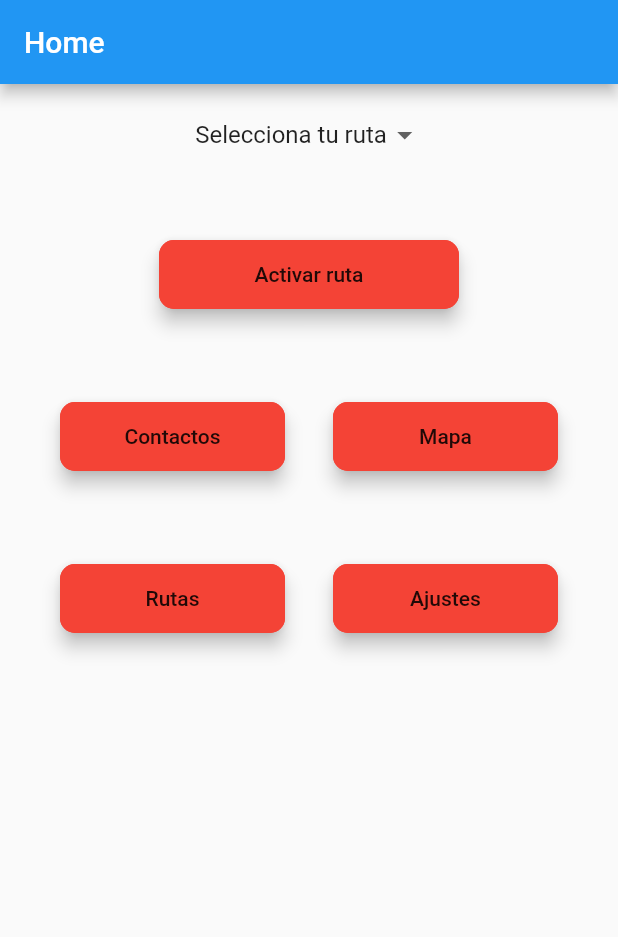
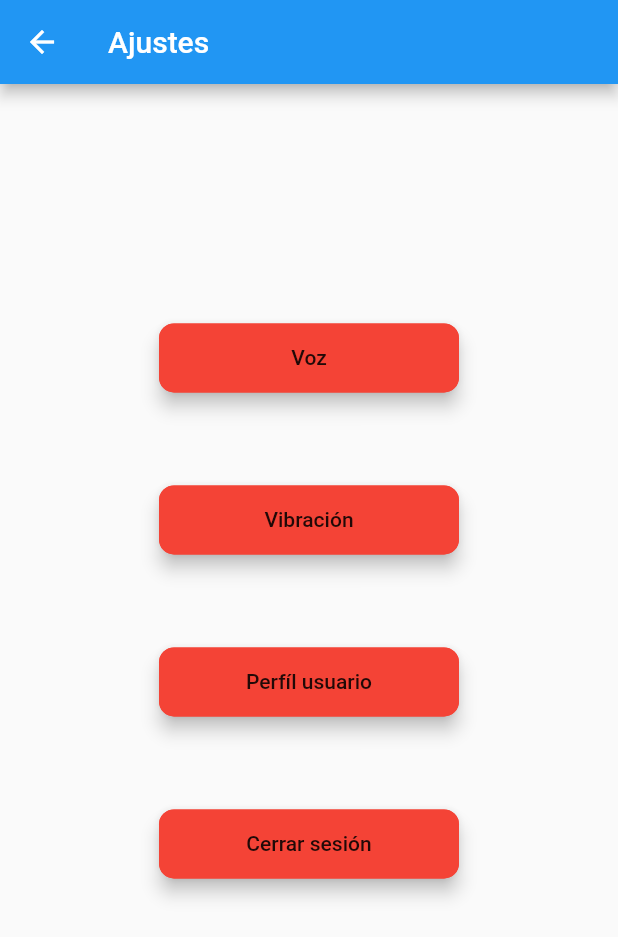
Before and after one commit to Tony-Rome/app-rastreo-seguridad, a Flutter app: the screen it shows after launch, after a tap on "Ajustes", on a phone screen of 412 x 824 dp. Shown: the top 937 px of the screen. Run offline on Flutter 3.47's test engine with Material 2 defaults, Android fonts, the phone set to English and light mode, and no system bars.

Commit message:
Se termina diseños en crudo

```diff
--- a/lib/main.dart
+++ b/lib/main.dart
@@ -1,6 +1,8 @@
 import 'package:flutter/material.dart';
 import 'package:rastreo/views/home.dart';
-import 'package:rastreo/views/test.dart;
+import 'package:rastreo/views/map.dart';
+import 'package:rastreo/views/profile.dart';
+import 'package:rastreo/views/settings.dart';
 void main() {
   runApp(MyApp());
 }
@@ -31,7 +33,9 @@ class MyApp extends StatelessWidget {
       initialRoute: 'home_page',
       routes: {
         'home_page' : (BuildContext context) => HomePage(),
-	'test_page' : (BuildContext context) => TestPage(),
+        'profile_page' : (BuildContext context) => ProfilePage(),
+        'map_page' : (BuildContext context) => MapPage(),
+        'settings_page' : (BuildContext context) => SettingsPage(),
       },
     );
   }
--- a/lib/views/home.dart
+++ b/lib/views/home.dart
@@ -23,8 +23,7 @@ class _HomePageState extends State<HomePage> {
             child: Column(
               mainAxisAlignment: MainAxisAlignment.center,
               children: <Widget>[
-                 DropdownButtonHideUnderline(
-                  child: DropdownButton(
+                 DropdownButton(
                     value: _routsSelected,
                     onChanged:  (String newRout){
                       setState((){
@@ -37,9 +36,32 @@ class _HomePageState extends State<HomePage> {
                         value: rout
                         );
                     }).toList(),
-                  )
+                  ),
+
+                 activateRouteButton(),
+                Row(
+                  mainAxisAlignment: MainAxisAlignment.spaceBetween,
+                  children: <Widget>[
+                  contactsButton(),
+                  mapButton(),
+                  ],
                 ),
-                 Container(
+                Row(
+                  mainAxisAlignment: MainAxisAlignment.spaceBetween,
+                  children: <Widget>[
+                  routesButton(),
+                  settingsButton(),
+                  ],
+                ),
+              ],),
+          ),
+        )
+        )
+    );
+  }
+
+  Widget activateRouteButton(){
+    return Container(
                     margin: EdgeInsets.only(top:30.0),
                     padding: EdgeInsets.symmetric(vertical: 15.0),
                     width: 200.0,
@@ -55,11 +77,11 @@ class _HomePageState extends State<HomePage> {
                           color: Colors.red,
                           child: Text('Activar ruta'),
                       ),
-                  ),
-                Row(
-                  mainAxisAlignment: MainAxisAlignment.spaceBetween,
-                  children: <Widget>[
-                  Container(
+                  );
+  }
+
+  Widget contactsButton(){
+    return Container(
                     margin: EdgeInsets.only(top:30.0),
                     padding: EdgeInsets.symmetric(vertical: 15.0),
                     width: 150.0,
@@ -75,15 +97,18 @@ class _HomePageState extends State<HomePage> {
                           color: Colors.red,
                           child: Text('Contactos'),
                       ),
-                  ),
-                  Container(
+                  );
+  }
+
+  Widget mapButton() {
+    return Container(
                     margin: EdgeInsets.only(top:30.0),
                     padding: EdgeInsets.symmetric(vertical: 15.0),
                     width: 150.0,
                     child: RaisedButton(
                         //disabledColor: Colors.black, color desabilitado
                           elevation: 5.0,
-                          onPressed: (){},
+                          onPressed: () => Navigator.pushNamed(context, 'map_page'),
                           padding: EdgeInsets.all(15.0),
                           shape: RoundedRectangleBorder(
                             side: BorderSide(color: Colors.red, width: 2.0),
@@ -92,13 +117,11 @@ class _HomePageState extends State<HomePage> {
                           color: Colors.red,
                           child: Text('Mapa'),
                       ),
-                  ),
-                  ],
-                ),
-                Row(
-                  mainAxisAlignment: MainAxisAlignment.spaceBetween,
-                  children: <Widget>[
-                  Container(
+                  );
+  }
+
+  Widget routesButton() {
+    return Container(
                     margin: EdgeInsets.only(top:30.0),
                     padding: EdgeInsets.symmetric(vertical: 15.0),
                     width: 150.0,
@@ -114,15 +137,18 @@ class _HomePageState extends State<HomePage> {
                           color: Colors.red,
                           child: Text('Rutas'),
                       ),
-                  ),
-                  Container(
+                  );
+  }
+
+  Widget settingsButton() {
+    return  Container(
                     margin: EdgeInsets.only(top:30.0),
                     padding: EdgeInsets.symmetric(vertical: 15.0),
                     width: 150.0,
                     child: RaisedButton(
                         //disabledColor: Colors.black, color desabilitado
                           elevation: 5.0,
-                          onPressed: (){},
+                          onPressed: () => Navigator.pushNamed(context, 'settings_page'),
                           padding: EdgeInsets.all(15.0),
                           shape: RoundedRectangleBorder(
                             side: BorderSide(color: Colors.red, width: 2.0),
@@ -131,13 +157,6 @@ class _HomePageState extends State<HomePage> {
                           color: Colors.red,
                           child: Text('Ajustes'),
                       ),
-                  ),
-                  ],
-                ),
-              ],),
-          ),
-        )
-        )
-    );
+                  );
   }
 }
--- /dev/null
+++ b/lib/views/settings.dart
@@ -0,0 +1,114 @@
+import 'package:flutter/material.dart';
+
+class SettingsPage extends StatefulWidget {
+  @override
+  _SettingsPageState createState() => _SettingsPageState();
+}
+
+class _SettingsPageState extends State<SettingsPage> {
+  @override
+  Widget build(BuildContext context) {
+
+    final double mediaWidth = MediaQuery.of(context).size.width;
+    final double mediaHeight = MediaQuery.of(context).size.height;
+
+    return Scaffold(
+      appBar: AppBar(title: Text('Ajustes'),),
+      body: SafeArea(
+        child: Container(
+          width: mediaWidth * 1,
+          height: mediaHeight * 0.8,
+          child: Column(
+            mainAxisAlignment: MainAxisAlignment.center,
+            children: <Widget>[
+              voiceButton(),
+              vibrationButton(),
+              profileButton(),
+              logoutButton(),
+            ],),
+        ),
+      ),
+
+    );
+  }
+
+    Widget voiceButton(){
+    return Container(
+                    margin: EdgeInsets.only(top:30.0),
+                    padding: EdgeInsets.symmetric(vertical: 15.0),
+                    width: 200.0,
+                    child: RaisedButton(
+                        //disabledColor: Colors.black, color desabilitado
+                          elevation: 5.0,
+                          onPressed: (){},
+                          padding: EdgeInsets.all(15.0),
+                          shape: RoundedRectangleBorder(
+                            side: BorderSide(color: Colors.red, width: 2.0),
+                            borderRadius: BorderRadius.circular(10.0),
+                          ),
+                          color: Colors.red,
+                          child: Text('Voz'),
+                      ),
+                  );
+  }
+
+    Widget vibrationButton(){
+    return Container(
+                    margin: EdgeInsets.only(top:30.0),
+                    padding: EdgeInsets.symmetric(vertical: 15.0),
+                    width: 200.0,
+                    child: RaisedButton(
+                        //disabledColor: Colors.black, color desabilitado
+                          elevation: 5.0,
+                          onPressed: (){},
+                          padding: EdgeInsets.all(15.0),
+                          shape: RoundedRectangleBorder(
+                            side: BorderSide(color: Colors.red, width: 2.0),
+                            borderRadius: BorderRadius.circular(10.0),
+                          ),
+                          color: Colors.red,
+                          child: Text('Vibración'),
+                      ),
+                  );
+  }
+
+    Widget profileButton(){
+    return Container(
+                    margin: EdgeInsets.only(top:30.0),
+                    padding: EdgeInsets.symmetric(vertical: 15.0),
+                    width: 200.0,
+                    child: RaisedButton(
+                        //disabledColor: Colors.black, color desabilitado
+                          elevation: 5.0,
+                          onPressed: () => Navigator.pushNamed(context, 'profile_page'),
+                          padding: EdgeInsets.all(15.0),
+                          shape: RoundedRectangleBorder(
+                            side: BorderSide(color: Colors.red, width: 2.0),
+                            borderRadius: BorderRadius.circular(10.0),
+                          ),
+                          color: Colors.red,
+                          child: Text('Perfíl usuario'),
+                      ),
+                  );
+  }
+
+    Widget logoutButton(){
+    return Container(
+                    margin: EdgeInsets.only(top:30.0),
+                    padding: EdgeInsets.symmetric(vertical: 15.0),
+                    width: 200.0,
+                    child: RaisedButton(
+                        //disabledColor: Colors.black, color desabilitado
+                          elevation: 5.0,
+                          onPressed: (){},
+                          padding: EdgeInsets.all(15.0),
+                          shape: RoundedRectangleBorder(
+                            side: BorderSide(color: Colors.red, width: 2.0),
+                            borderRadius: BorderRadius.circular(10.0),
+                          ),
+                          color: Colors.red,
+                          child: Text('Cerrar sesión'),
+                      ),
+                  );
+  }
+}
```
Also changed, not shown: lib/views/map.dart (added, +35 -0 lines), lib/views/profile.dart (added, +90 -0 lines), lib/views/test.dart (deleted, +0 -143 lines), flutter_01.png (added), lib/views/utils/utils.dart (added).
